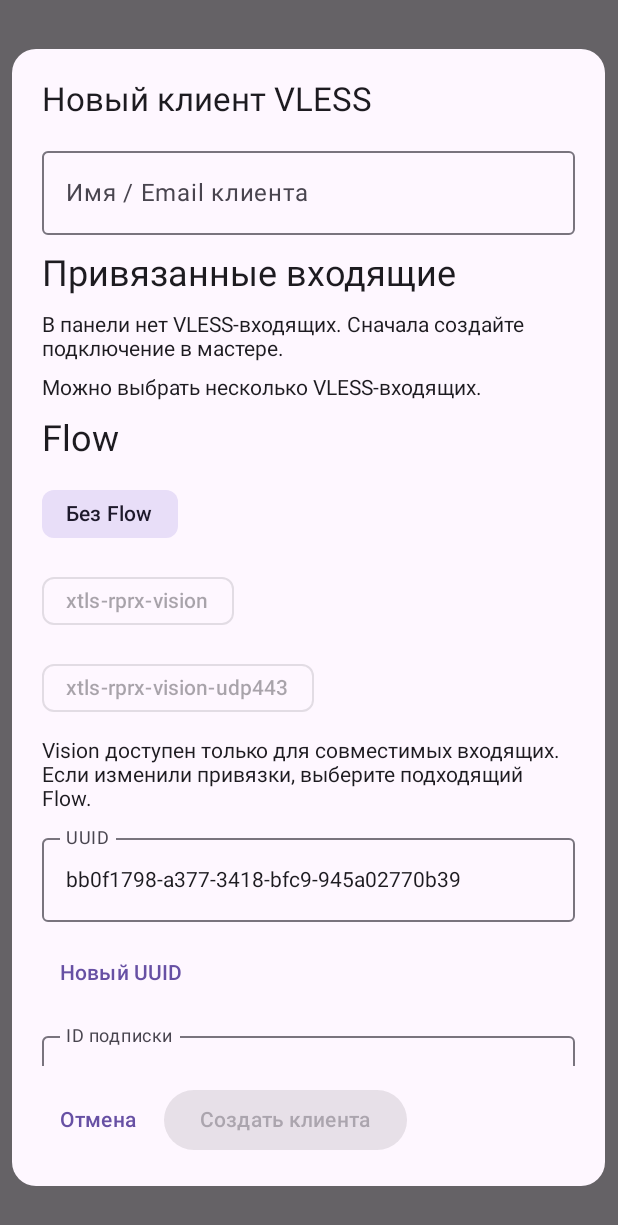
After one commit to KabanProduct/APP_3x-ui, an Android app built with Jetpack Compose: the composable CreateClientDialog shown on its own in the app's theme, on a phone screen of 412 x 824 dp. The commit adds this screen. Shown: the top 1225 px of the screen. Run offline under Robolectric (Android 15) with nearby library versions, the phone set to English and light mode, and no system bars.

Commit message:
Release 0.3.0: server-backed wizard defaults and complete VLESS client form

```diff
--- a/app/build.gradle.kts
+++ b/app/build.gradle.kts
@@ -10,8 +10,8 @@ android {
         applicationId = "dev.threex.mobile"
         minSdk = 26
         targetSdk = 35
-        versionCode = 2
-        versionName = "0.2.0"
+        versionCode = 3
+        versionName = "0.3.0"
         testInstrumentationRunner = "androidx.test.runner.AndroidJUnitRunner"
     }
     buildFeatures { compose = true; buildConfig = true }
--- a/app/src/main/java/dev/threex/mobile/domain/VlessConfig.kt
+++ b/app/src/main/java/dev/threex/mobile/domain/VlessConfig.kt
@@ -29,7 +29,7 @@ class VlessLink(val host: String, val port: Int, val uuid: String, val name: Str
             require(options["encryption"].orEmpty() in listOf("", "none")) { "Этот вариант VLESS encryption ещё не поддерживается" }
             require(options["allowInsecure"].orEmpty() !in listOf("1", "true")) { "Отключение проверки TLS не поддерживается" }
             val flow = options["flow"].orEmpty()
-            require(flow in listOf("", "xtls-rprx-vision")) { "Неизвестный flow" }
+            require(flow in listOf("", "xtls-rprx-vision", "xtls-rprx-vision-udp443")) { "Неизвестный flow" }
             require(transport != "xhttp" || flow.isEmpty()) { "XHTTP не использует Vision flow" }
             require(options["headerType"].orEmpty() in listOf("", "none")) { "TCP HTTP header не поддерживается" }
             if (security == "reality") {
--- /dev/null
+++ b/app/src/main/java/dev/threex/mobile/ui/CreateClientDialog.kt
@@ -0,0 +1,82 @@
+package dev.threex.mobile.ui
+
+import androidx.compose.foundation.layout.*
+import androidx.compose.foundation.rememberScrollState
+import androidx.compose.foundation.verticalScroll
+import androidx.compose.material3.*
+import androidx.compose.runtime.*
+import androidx.compose.ui.Modifier
+import androidx.compose.ui.unit.dp
+import androidx.compose.ui.window.Dialog
+import androidx.compose.ui.window.DialogProperties
+import dev.threex.mobile.domain.ClientDraft
+import dev.threex.mobile.domain.supportsClientFlow
+import java.util.UUID
+
+@Composable internal fun CreateClientDialog(state: MobileState, dismiss: () -> Unit, submit: (ClientDraft) -> Unit) {
+    val inbounds = state.snapshot?.inbounds.orEmpty().filter { it.optString("protocol") == "vless" }
+    var draft by remember { mutableStateOf(ClientDraft()) }
+    var error by remember { mutableStateOf<String?>(null) }
+    Dialog(onDismissRequest = { if (!state.busy) dismiss() }, properties = DialogProperties(usePlatformDefaultWidth = false, dismissOnBackPress = !state.busy, dismissOnClickOutside = false)) {
+        Surface(Modifier.fillMaxWidth(.96f).fillMaxHeight(.92f), shape = MaterialTheme.shapes.large) {
+            Column(Modifier.padding(20.dp).imePadding(), verticalArrangement = Arrangement.spacedBy(12.dp)) {
+                Text("Новый клиент VLESS", style = MaterialTheme.typography.titleLarge)
+                Column(Modifier.weight(1f).fillMaxWidth().verticalScroll(rememberScrollState()), verticalArrangement = Arrangement.spacedBy(10.dp)) {
+                    Field("Имя / Email клиента", draft.email, { draft = draft.copy(email = it) }, enabled = !state.busy)
+                    SectionTitle("Привязанные входящие")
+                    if (inbounds.isEmpty()) Text("В панели нет VLESS-входящих. Сначала создайте подключение в мастере.")
+                    inbounds.forEach { inbound ->
+                        val id = inbound.getInt("id")
+                        FilterChip(id in draft.inboundIds, enabled = !state.busy, onClick = {
+                            draft = draft.copy(inboundIds = if (id in draft.inboundIds) draft.inboundIds - id else draft.inboundIds + id)
+                        }, label = { Text("${inbound.optString("remark").ifBlank { "Входящее $id" }} · :${inbound.optInt("port")} · ${if (inbound.optBoolean("enable")) "включено" else "выключено"}") })
+                    }
+                    Text("Можно выбрать несколько VLESS-входящих.")
+                    SectionTitle("Flow")
+                    val compatible = draft.inboundIds.isNotEmpty() && inbounds.filter { it.optInt("id") in draft.inboundIds }.all(::supportsClientFlow)
+                    listOf("" to "Без Flow", "xtls-rprx-vision" to "xtls-rprx-vision", "xtls-rprx-vision-udp443" to "xtls-rprx-vision-udp443").forEach { (value, label) ->
+                        FilterChip(draft.flow == value, enabled = !state.busy && (value.isEmpty() || compatible), onClick = { draft = draft.copy(flow = value) }, label = { Text(label) })
+                    }
+                    if (!compatible) Text("Vision доступен только для совместимых входящих. Если изменили привязки, выберите подходящий Flow.")
+                    Field("UUID", draft.uuid, { draft = draft.copy(uuid = it) }, enabled = !state.busy)
+                    TextButton(enabled = !state.busy, onClick = { draft = draft.copy(uuid = UUID.randomUUID().toString()) }) { Text("Новый UUID") }
+                    Field("ID подписки", draft.subId, { draft = draft.copy(subId = it) }, enabled = !state.busy)
+                    Row { Checkbox(draft.enable, enabled = !state.busy, onCheckedChange = { draft = draft.copy(enable = it) }); Text("Доступ включён") }
+                    if (!draft.enable) Text("3x-ui сначала создаёт клиента включённым; приложение сразу отправит отдельную команду отключения.")
+                    Field("Лимит трафика, ГиБ · 0 = без лимита", draft.limitGiB, { draft = draft.copy(limitGiB = it) }, numeric = true, enabled = !state.busy)
+                    Field("Лимит IP · 0 = без лимита", draft.limitIp, { draft = draft.copy(limitIp = it) }, numeric = true, enabled = !state.busy)
+                    Field("Лимит устройств HWID · 0 = без лимита", draft.limitHwid, { draft = draft.copy(limitHwid = it) }, numeric = true, enabled = !state.busy)
+                    Text("Применение лимитов IP/HWID зависит от настроек и поддержки на сервере.")
+                    SectionTitle("Срок доступа")
+                    listOf("never" to "Бессрочно", "days" to "Дней от создания", "delayed" to "Дней с первого подключения", "date" to "До даты").forEach { (value, label) ->
+                        FilterChip(draft.expiryMode == value, enabled = !state.busy, onClick = { draft = draft.copy(expiryMode = value) }, label = { Text(label) })
+                    }
+                    if (draft.expiryMode in listOf("days", "delayed")) Field("Количество дней", draft.days, { draft = draft.copy(days = it) }, numeric = true, enabled = !state.busy)
+                    if (draft.expiryMode == "date") Field("ГГГГ-ММ-ДД ЧЧ:ММ · время телефона", draft.expiryDate, { draft = draft.copy(expiryDate = it) }, enabled = !state.busy)
+                    SectionTitle("Продление и сброс трафика")
+                    Field("Автопродление: интервал дней · 0 = нет", draft.reset, { draft = draft.copy(reset = it) }, numeric = true, enabled = !state.busy)
+                    Field("Автопродление: день месяца · 0 = по интервалу", draft.resetDay, { draft = draft.copy(resetDay = it) }, numeric = true, enabled = !state.busy)
+                    Field("Максимум продлений · 0 = без ограничения", draft.resetMax, { draft = draft.copy(resetMax = it) }, numeric = true, enabled = !state.busy)
+                    listOf("never" to "Не сбрасывать трафик", "hourly" to "Каждый час", "daily" to "Каждый день", "weekly" to "Каждую неделю", "monthly" to "Каждый месяц").forEach { (value, label) ->
+                        FilterChip(draft.trafficReset == value, enabled = !state.busy, onClick = { draft = draft.copy(trafficReset = value) }, label = { Text(label) })
+                    }
+                    if (draft.trafficReset == "monthly") Field("День сброса трафика · 1–31", draft.trafficResetDay, { draft = draft.copy(trafficResetDay = it) }, numeric = true, enabled = !state.busy)
+                    SectionTitle("Дополнительно")
+                    Field("Telegram ID · 0 = не указан", draft.tgId, { draft = draft.copy(tgId = it) }, numeric = true, enabled = !state.busy)
+                    Field("Группа", draft.group, { draft = draft.copy(group = it) }, enabled = !state.busy)
+                    Field("Комментарий", draft.comment, { draft = draft.copy(comment = it) }, multiline = true, enabled = !state.busy)
+                    Field("Reverse tag · необязательно", draft.reverseTag, { draft = draft.copy(reverseTag = it) }, enabled = !state.busy)
+                }
+                (error ?: state.message)?.let { Text(it, color = MaterialTheme.colorScheme.error) }
+                if (state.busy) LinearProgressIndicator(Modifier.fillMaxWidth())
+                Actions {
+                    TextButton(enabled = !state.busy, onClick = dismiss) { Text("Отмена") }
+                    Button(enabled = !state.busy && state.snapshot?.canWrite == true && inbounds.isNotEmpty(), onClick = {
+                        try { draft.payload(inbounds); error = null; submit(draft) }
+                        catch (e: Exception) { error = e.message ?: "Проверьте поля клиента" }
+                    }) { Text("Создать клиента") }
+                }
+            }
+        }
+    }
+}
```
Also changed, not shown: app/src/main/java/dev/threex/mobile/data/PanelApi.kt (+7 -1 lines), app/src/main/java/dev/threex/mobile/domain/ClientDraft.kt (added, +81 -0 lines), app/src/main/java/dev/threex/mobile/domain/RealityCandidate.kt (added, +18 -0 lines), app/src/main/java/dev/threex/mobile/ui/Forms.kt (+24 -3 lines), app/src/main/java/dev/threex/mobile/ui/MobileApp.kt (+6 -5 lines), app/src/main/java/dev/threex/mobile/ui/MobileViewModel.kt (+37 -10 lines), 7 other files.
